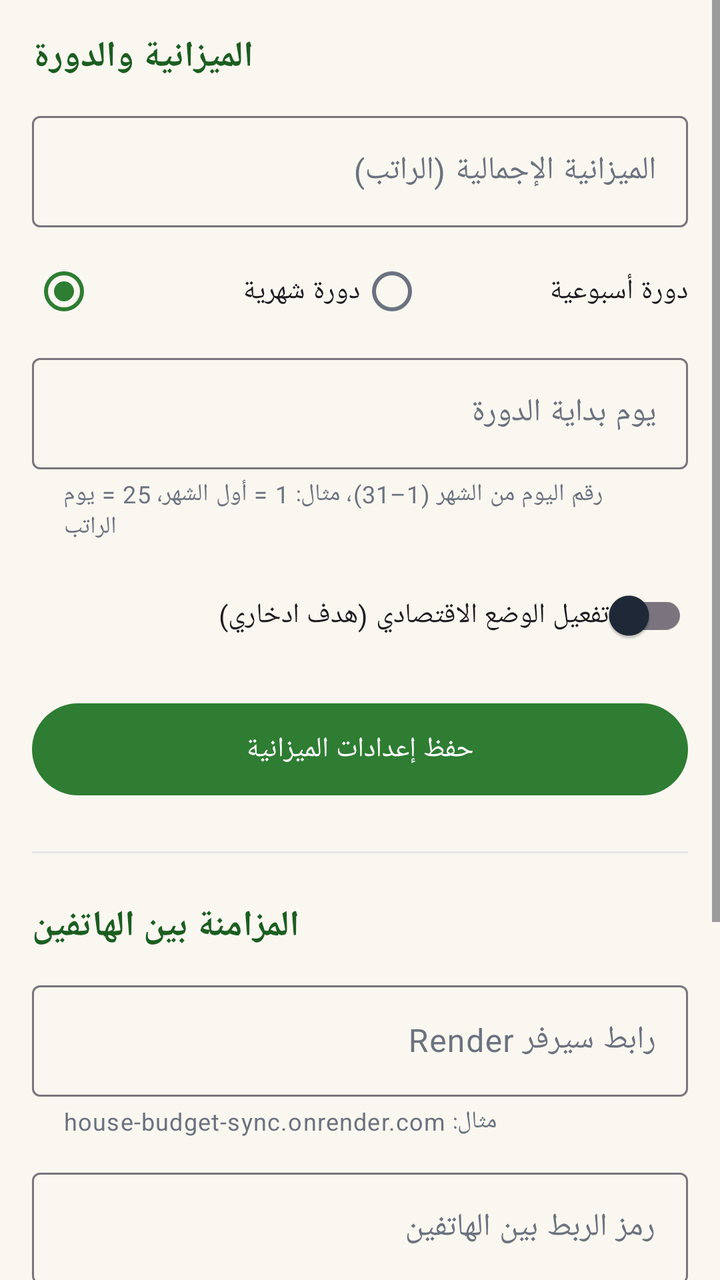
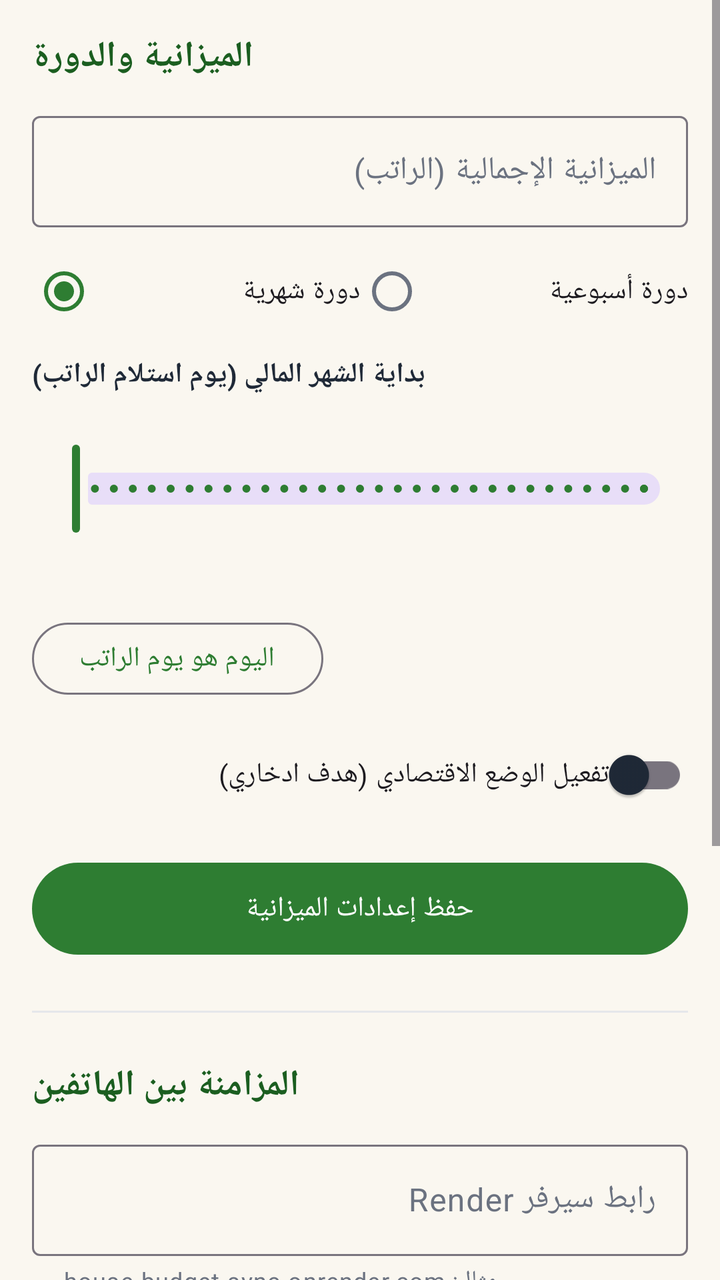

The first picture is an Android layout as it rendered before a commit; the second is the same layout after the commit. The layout source and the unified diff follow.
<!-- AndroidManifest.xml: application theme Theme.HouseBudget -->
<!-- res/layout/fragment_settings.xml -->
<?xml version="1.0" encoding="utf-8"?>
<ScrollView xmlns:android="http://schemas.android.com/apk/res/android"
    xmlns:app="http://schemas.android.com/apk/res-auto"
    android:layout_width="match_parent"
    android:layout_height="match_parent"
    android:fillViewport="true">

    <LinearLayout
        android:layout_width="match_parent"
        android:layout_height="wrap_content"
        android:orientation="vertical"
        android:padding="16dp">

        
        <TextView
            android:layout_width="wrap_content"
            android:layout_height="wrap_content"
            android:text="@string/settings_budget_section"
            android:textColor="@color/green_dark"
            android:textSize="18sp"
            android:textStyle="bold" />

        <com.google.android.material.textfield.TextInputLayout
            android:id="@+id/inputLayoutBudget"
            style="@style/Widget.Material3.TextInputLayout.OutlinedBox"
            android:layout_width="match_parent"
            android:layout_height="wrap_content"
            android:layout_marginTop="12dp"
            android:hint="@string/hint_budget"
            app:prefixText="د.ج">

            <com.google.android.material.textfield.TextInputEditText
                android:id="@+id/inputBudget"
                android:layout_width="match_parent"
                android:layout_height="wrap_content"
                android:inputType="numberDecimal"
                android:maxLines="1" />
        </com.google.android.material.textfield.TextInputLayout>

        <RadioGroup
            android:id="@+id/periodGroup"
            android:layout_width="match_parent"
            android:layout_height="wrap_content"
            android:layout_marginTop="8dp"
            android:orientation="horizontal">

            <com.google.android.material.radiobutton.MaterialRadioButton
                android:id="@+id/radioMonthly"
                android:layout_width="0dp"
                android:layout_height="wrap_content"
                android:layout_weight="1"
                android:checked="true"
                android:text="@string/radio_monthly" />

            <com.google.android.material.radiobutton.MaterialRadioButton
                android:id="@+id/radioWeekly"
                android:layout_width="0dp"
                android:layout_height="wrap_content"
                android:layout_weight="1"
                android:text="@string/radio_weekly" />
        </RadioGroup>

        <com.google.android.material.textfield.TextInputLayout
            android:id="@+id/inputLayoutStartDay"
            style="@style/Widget.Material3.TextInputLayout.OutlinedBox"
            android:layout_width="match_parent"
            android:layout_height="wrap_content"
            android:layout_marginTop="4dp"
            android:hint="@string/hint_start_day"
            app:helperText="@string/start_day_hint_monthly">

            <com.google.android.material.textfield.TextInputEditText
                android:id="@+id/inputStartDay"
                android:layout_width="match_parent"
                android:layout_height="wrap_content"
                android:inputType="number"
                android:maxLines="1" />
        </com.google.android.material.textfield.TextInputLayout>

        <com.google.android.material.switchmaterial.SwitchMaterial
            android:id="@+id/switchSaving"
            android:layout_width="match_parent"
            android:layout_height="wrap_content"
            android:layout_marginTop="12dp"
            android:text="@string/switch_saving"
            android:textSize="14sp" />

        <com.google.android.material.textfield.TextInputLayout
            android:id="@+id/inputLayoutSavingGoal"
            style="@style/Widget.Material3.TextInputLayout.OutlinedBox"
            android:layout_width="match_parent"
            android:layout_height="wrap_content"
            android:layout_marginTop="8dp"
            android:hint="@string/hint_saving_goal"
            android:visibility="gone"
            app:prefixText="د.ج">

            <com.google.android.material.textfield.TextInputEditText
                android:id="@+id/inputSavingGoal"
                android:layout_width="match_parent"
                android:layout_height="wrap_content"
                android:inputType="numberDecimal"
                android:maxLines="1" />
        </com.google.android.material.textfield.TextInputLayout>

        <com.google.android.material.button.MaterialButton
            android:id="@+id/btnSaveBudget"
            android:layout_width="match_parent"
            android:layout_height="54dp"
            android:layout_marginTop="16dp"
            android:text="@string/btn_save_budget" />

        <View
            android:layout_width="match_parent"
            android:layout_height="1dp"
            android:layout_marginTop="24dp"
            android:background="#E5E7EB" />

        
        <TextView
            android:layout_width="wrap_content"
            android:layout_height="wrap_content"
            android:layout_marginTop="24dp"
            android:text="@string/settings_sync_section"
            android:textColor="@color/green_dark"
            android:textSize="18sp"
            android:textStyle="bold" />

        <com.google.android.material.textfield.TextInputLayout
            android:id="@+id/inputLayoutServerUrl"
            style="@style/Widget.Material3.TextInputLayout.OutlinedBox"
            android:layout_width="match_parent"
            android:layout_height="wrap_content"
            android:layout_marginTop="12dp"
            android:hint="@string/hint_server_url"
            app:helperText="@string/hint_server_url_helper">

            <com.google.android.material.textfield.TextInputEditText
                android:id="@+id/inputServerUrl"
                android:layout_width="match_parent"
                android:layout_height="wrap_content"
                android:inputType="textUri"
                android:maxLines="1" />
        </com.google.android.material.textfield.TextInputLayout>

        <com.google.android.material.textfield.TextInputLayout
            android:id="@+id/inputLayoutHouseCode"
            style="@style/Widget.Material3.TextInputLayout.OutlinedBox"
            android:layout_width="match_parent"
            android:layout_height="wrap_content"
            android:layout_marginTop="12dp"
            android:hint="@string/hint_house_code">

            <com.google.android.material.textfield.TextInputEditText
                android:id="@+id/inputHouseCode"
                android:layout_width="match_parent"
                android:layout_height="wrap_content"
                android:inputType="textCapCharacters"
                android:maxLength="8"
                android:maxLines="1" />
        </com.google.android.material.textfield.TextInputLayout>

        <LinearLayout
            android:layout_width="match_parent"
            android:layout_height="wrap_content"
            android:layout_marginTop="8dp"
            android:baselineAligned="false"
            android:orientation="horizontal">

            <com.google.android.material.button.MaterialButton
                android:id="@+id/btnGenerateCode"
                style="@style/Widget.Material3.Button.OutlinedButton"
                android:layout_width="0dp"
                android:layout_height="48dp"
                android:layout_marginEnd="6dp"
                android:layout_weight="1"
                android:text="@string/btn_generate_code" />

            <com.google.android.material.button.MaterialButton
                android:id="@+id/btnTest"
                style="@style/Widget.Material3.Button.TextButton"
                android:layout_width="0dp"
                android:layout_height="48dp"
                android:layout_marginStart="6dp"
                android:layout_weight="1"
                android:text="@string/btn_test" />
        </LinearLayout>

        <com.google.android.material.button.MaterialButton
            android:id="@+id/btnSync"
            android:layout_width="match_parent"
            android:layout_height="54dp"
            android:layout_marginTop="8dp"
            android:text="@string/btn_sync"
            app:icon="@drawable/ic_sync"
            app:iconGravity="textStart" />

        <TextView
            android:id="@+id/txtSyncStatus"
            android:layout_width="match_parent"
            android:layout_height="wrap_content"
            android:layout_marginTop="8dp"
            android:textColor="@color/text_secondary"
            android:textSize="13sp" />

        <TextView
            android:layout_width="match_parent"
            android:layout_height="wrap_content"
            android:layout_marginTop="12dp"
            android:lineSpacingExtra="3dp"
            android:text="@string/sync_help"
            android:textColor="@color/text_secondary"
            android:textSize="12sp" />

        <TextView
            android:layout_width="match_parent"
            android:layout_height="wrap_content"
            android:layout_marginTop="24dp"
            android:gravity="center"
            android:text="@string/app_version"
            android:textColor="@color/text_secondary"
            android:textSize="11sp" />
    </LinearLayout>
</ScrollView>
<!-- resources referenced by this layout -->
<resources>
  <color name="green_dark">#1B5E20</color>
  <color name="text_secondary">#6B7280</color>
  <!-- drawable ic_sync (drawable) -->
  <?xml version="1.0" encoding="utf-8"?>
  <vector xmlns:android="http://schemas.android.com/apk/res/android"
      android:width="24dp"
      android:height="24dp"
      android:viewportWidth="24"
      android:viewportHeight="24">
      <path
          android:fillColor="#FF000000"
          android:pathData="M12,4L12,1L8,5l4,4L12,6c3.31,0 6,2.69 6,6 0,1.01 -0.25,1.97 -0.7,2.8l1.46,1.46C19.54,15.03 20,13.57 20,12c0,-4.42 -3.58,-8 -8,-8zM12,18c-3.31,0 -6,-2.69 -6,-6 0,-1.01 0.25,-1.97 0.7,-2.8L5.24,7.74C4.46,8.97 4,10.43 4,12c0,4.42 3.58,8 8,8v3l4,-4 -4,-4v3z" />
  </vector>
  <string name="app_version">إصدار التطبيق 1.0 — حصالة البيت</string>
  <string name="btn_generate_code">توليد رمز جديد</string>
  <string name="btn_save_budget">حفظ إعدادات الميزانية</string>
  <string name="btn_sync">مزامنة الآن</string>
  <string name="btn_test">فحص الاتصال</string>
  <string name="hint_budget">الميزانية الإجمالية (الراتب)</string>
  <string name="hint_house_code">رمز الربط بين الهاتفين</string>
  <string name="hint_saving_goal">مبلغ الادخار المستهدف لهذه الدورة</string>
  <string name="hint_server_url">رابط سيرفر Render</string>
  <string name="hint_server_url_helper">مثال: house-budget-sync.onrender.com</string>
  <string name="hint_start_day">يوم بداية الدورة</string>
  <string name="radio_monthly">دورة شهرية</string>
  <string name="radio_weekly">دورة أسبوعية</string>
  <string name="settings_budget_section">الميزانية والدورة</string>
  <string name="settings_sync_section">المزامنة بين الهاتفين</string>
  <string name="start_day_hint_monthly">رقم اليوم من الشهر (1–31)، مثال: 1 = أول الشهر، 25 = يوم الراتب</string>
  <string name="switch_saving">تفعيل الوضع الاقتصادي (هدف ادخاري)</string>
  <string name="sync_help">اكتب نفس الرابط ونفس الرمز في هذا الهاتف وعلى الهاتف الثاني، وستتبادلان المصاريف والميزانية تلقائياً. أول هاتف يولّد الرمز يشاركه مع الآخر.</string>
  <style name="Theme.HouseBudget" parent="Theme.Material3.DayNight.NoActionBar">
          <item name="colorPrimary">@color/green_primary</item>
          <item name="colorOnPrimary">@color/white</item>
          <item name="colorPrimaryContainer">@color/green_light</item>
          <item name="colorOnPrimaryContainer">@color/green_dark</item>
          <item name="colorSecondary">@color/blue_secondary</item>
          <item name="colorOnSecondary">@color/white</item>
          <item name="android:colorBackground">@color/cream_bg</item>
          <item name="colorSurface">@color/white</item>
          <item name="colorOnSurface">@color/text_main</item>
          <item name="colorOnSurfaceVariant">@color/text_secondary</item>
          <item name="colorSurfaceVariant">@color/green_light</item>
          <item name="android:statusBarColor">@color/green_primary</item>
          <item name="android:windowLightStatusBar">false</item>
          <item name="android:navigationBarColor">@color/white</item>
          <item name="android:windowLightNavigationBar">true</item>
      </style>
  <color name="green_primary">#2E7D32</color>
  <color name="white">#FFFFFF</color>
  <color name="green_light">#E8F5E9</color>
  <color name="blue_secondary">#1565C0</color>
  <color name="cream_bg">#FAF7F0</color>
  <color name="text_main">#1F2937</color>
</resources>

<!-- the commit's change to res/layout/fragment_settings.xml (unified diff, before → after) -->
@@ -60,22 +60,58 @@
                 android:text="@string/radio_weekly" />
         </RadioGroup>
 
-        <com.google.android.material.textfield.TextInputLayout
-            android:id="@+id/inputLayoutStartDay"
-            style="@style/Widget.Material3.TextInputLayout.OutlinedBox"
+        
+        <TextView
+            android:layout_width="wrap_content"
+            android:layout_height="wrap_content"
+            android:layout_marginTop="8dp"
+            android:text="@string/label_salary_day"
+            android:textColor="@color/text_main"
+            android:textSize="14sp"
+            android:textStyle="bold" />
+
+        <TextView
+            android:id="@+id/txtSalaryDayValue"
+            android:layout_width="wrap_content"
+            android:layout_height="wrap_content"
+            android:layout_marginTop="2dp"
+            android:textColor="@color/green_primary"
+            android:textSize="13sp"
+            android:textStyle="bold" />
+
+        <com.google.android.material.slider.Slider
+            android:id="@+id/sliderSalaryDay"
             android:layout_width="match_parent"
             android:layout_height="wrap_content"
             android:layout_marginTop="4dp"
-            android:hint="@string/hint_start_day"
-            app:helperText="@string/start_day_hint_monthly">
-
-            <com.google.android.material.textfield.TextInputEditText
-                android:id="@+id/inputStartDay"
-                android:layout_width="match_parent"
-                android:layout_height="wrap_content"
-                android:inputType="number"
-                android:maxLines="1" />
-        </com.google.android.material.textfield.TextInputLayout>
+            android:stepSize="1"
+            android:value="1"
+            android:valueFrom="1"
+            android:valueTo="31" />
+
+        <TextView
+            android:id="@+id/txtCyclePreview"
+            android:layout_width="match_parent"
+            android:layout_height="wrap_content"
+            android:textColor="@color/text_secondary"
+            android:textSize="12sp" />
+
+        <TextView
+            android:id="@+id/txtStartDayHelper"
+            android:layout_width="match_parent"
+            android:layout_height="wrap_content"
+            android:layout_marginTop="2dp"
+            android:lineSpacingExtra="2dp"
+            android:textColor="@color/text_secondary"
+            android:textSize="11sp" />
+
+        <com.google.android.material.button.MaterialButton
+            android:id="@+id/btnSalaryToday"
+            style="@style/Widget.Material3.Button.OutlinedButton"
+            android:layout_width="wrap_content"
+            android:layout_height="44dp"
+            android:layout_marginTop="6dp"
+            android:text="@string/btn_salary_today" />
 
         <com.google.android.material.switchmaterial.SwitchMaterial
             android:id="@+id/switchSaving"
<!-- resource entries referenced after the edit -->
@@ -15,6 +15,7 @@
   </vector>
   <string name="app_version">إصدار التطبيق 1.0 — حصالة البيت</string>
   <string name="btn_generate_code">توليد رمز جديد</string>
+  <string name="btn_salary_today">اليوم هو يوم الراتب</string>
   <string name="btn_save_budget">حفظ إعدادات الميزانية</string>
   <string name="btn_sync">مزامنة الآن</string>
   <string name="btn_test">فحص الاتصال</string>
@@ -23,12 +24,11 @@
   <string name="hint_saving_goal">مبلغ الادخار المستهدف لهذه الدورة</string>
   <string name="hint_server_url">رابط سيرفر Render</string>
   <string name="hint_server_url_helper">مثال: house-budget-sync.onrender.com</string>
-  <string name="hint_start_day">يوم بداية الدورة</string>
+  <string name="label_salary_day">بداية الشهر المالي (يوم استلام الراتب)</string>
   <string name="radio_monthly">دورة شهرية</string>
   <string name="radio_weekly">دورة أسبوعية</string>
   <string name="settings_budget_section">الميزانية والدورة</string>
   <string name="settings_sync_section">المزامنة بين الهاتفين</string>
-  <string name="start_day_hint_monthly">رقم اليوم من الشهر (1–31)، مثال: 1 = أول الشهر، 25 = يوم الراتب</string>
   <string name="switch_saving">تفعيل الوضع الاقتصادي (هدف ادخاري)</string>
   <string name="sync_help">اكتب نفس الرابط ونفس الرمز في هذا الهاتف وعلى الهاتف الثاني، وستتبادلان المصاريف والميزانية تلقائياً. أول هاتف يولّد الرمز يشاركه مع الآخر.</string>
   <style name="Theme.HouseBudget" parent="Theme.Material3.DayNight.NoActionBar">
